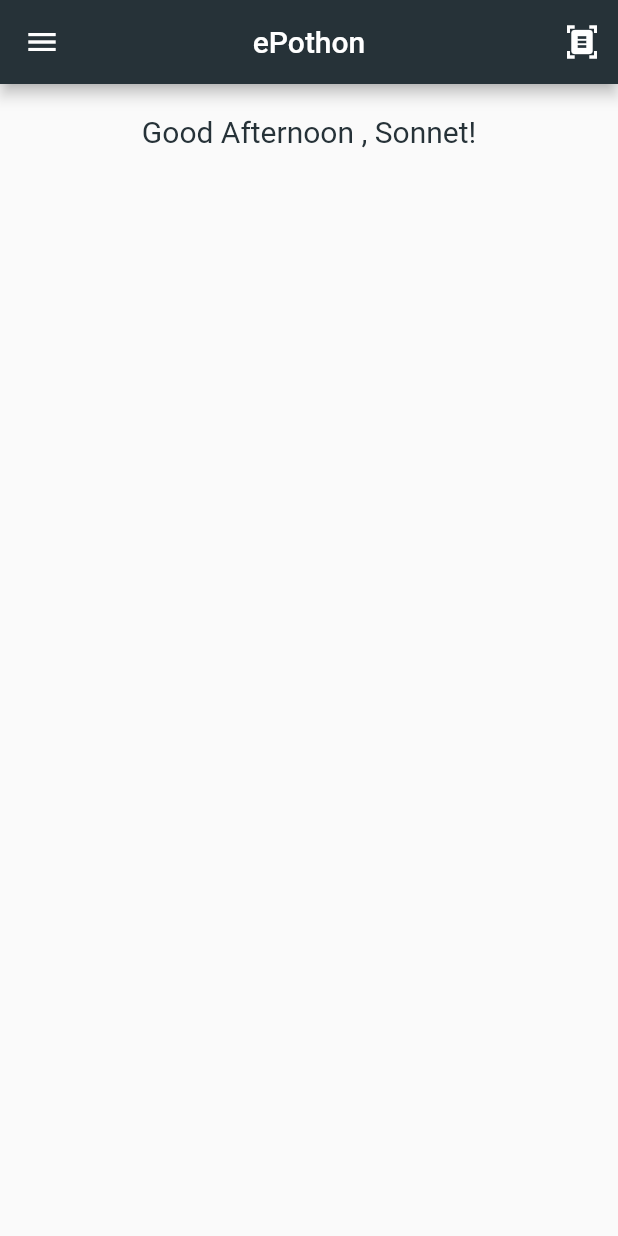
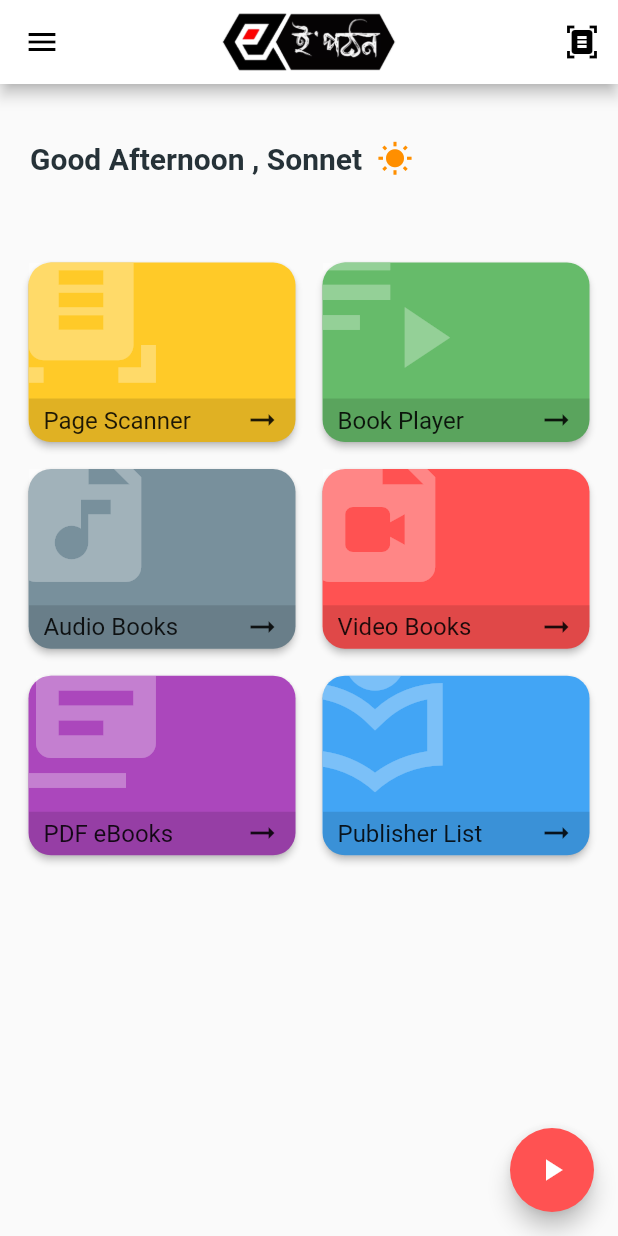
Before and after one commit to ihsonnet/epothon-app, a Flutter app: the screen it shows after launch, on a phone screen of 412 x 824 dp. Run offline on Flutter 3.47's test engine with Material 2 defaults, Android fonts, the light colour scheme and no system bars.

Commit message:
complete menu cards

```diff
--- a/lib/main.dart
+++ b/lib/main.dart
@@ -1,43 +1,200 @@
 import 'package:flutter/material.dart';
 
 void main() {
-  runApp(MyApp());
+  runApp(const MyApp());
 }
 
 class MyApp extends StatelessWidget {
   const MyApp({Key? key}) : super(key: key);
 
+  @override
+  Widget build(BuildContext context) {
+    return const MaterialApp(
+        debugShowCheckedModeBanner: false, home: HomePage());
+  }
+}
+
+class HomePage extends StatelessWidget {
+  const HomePage({Key? key}) : super(key: key);
 
   @override
-  Widget build(BuildContext context){
-    return MaterialApp(
-      debugShowCheckedModeBanner: false,
-      home: Scaffold(
+  Widget build(BuildContext context) {
+    var screenWidth = MediaQuery.of(context).size.width;
+    return Scaffold(
+      floatingActionButton: FloatingActionButton(
+        onPressed: () {},
+        backgroundColor: Colors.redAccent[200],
+        child: const Icon(
+          Icons.play_arrow,
+          color: Colors.white,
+        ),
+      ),
       appBar: AppBar(
-          title: const Text("ePothon"),
-          backgroundColor: Colors.blueGrey[900],
+        title: Image.asset(
+          "images/logo.png",
+          fit: BoxFit.cover,
+          width: screenWidth / 3.5,
+        ),
+        backgroundColor: Colors.white,
         centerTitle: true,
-          leading:  IconButton(onPressed: (){}, icon: const Icon(Icons.menu)),
+        leading: IconButton(
+          onPressed: () {},
+          icon: const Icon(Icons.menu),
+          color: Colors.black,
+        ),
         actions: [
-            IconButton(onPressed: (){}, icon: const Icon(Icons.document_scanner))
+          IconButton(
+            onPressed: () {},
+            icon: const Icon(Icons.document_scanner),
+            color: Colors.black,
+          )
         ],
       ),
       body: SingleChildScrollView(
         scrollDirection: Axis.vertical,
         child: Column(
-            children: [
-              Container(
-                height: 200,
-                width: 500,
-                padding: const EdgeInsets.all(20.0),
-                child: Text("Good Afternoon , Sonnet!",
-                  style: TextStyle(color: Colors.blueGrey[900], fontSize: 20), textAlign: TextAlign.center,
-                ),
-              ),
+          children: const [
+            Greetings(),
+            Menus(),
           ],
-          ),
         ),
       ),
     );
   }
 }
+
+class Greetings extends StatelessWidget {
+  const Greetings({Key? key}) : super(key: key);
+
+  @override
+  Widget build(BuildContext context) {
+    var screenWidth = MediaQuery.of(context).size.width;
+
+    return Container(
+      height: 100,
+      width: screenWidth,
+      padding: const EdgeInsets.all(20.0),
+      child: Row(
+        crossAxisAlignment: CrossAxisAlignment.center,
+        children: [
+          Text(
+            "Good Afternoon , Sonnet",
+            style: TextStyle(
+                color: Colors.blueGrey[900],
+                fontSize: 20,
+                fontWeight: FontWeight.bold),
+            textAlign: TextAlign.justify,
+          ),
+          const SizedBox(
+            width: 10,
+          ),
+          Icon(
+            Icons.wb_sunny,
+            color: Colors.amber[800],
+          )
+        ],
+      ),
+    );
+  }
+}
+
+class Menus extends StatelessWidget {
+  const Menus({Key? key}) : super(key: key);
+
+  @override
+  Widget build(BuildContext context) {
+    var screenWidth = MediaQuery.of(context).size.width;
+    return Container(
+      height: 1000,
+      width: screenWidth,
+      padding: const EdgeInsets.all(15.0),
+      child: GridView.count(
+        crossAxisCount: 2,
+        mainAxisSpacing: 10.0,
+        crossAxisSpacing: 10.0,
+        childAspectRatio: (300 / (screenWidth / 2)),
+        children: [
+          MenuCard(color: Colors.amber.shade400, icon: Icons.document_scanner, title: "Page Scanner",),
+          MenuCard(color: Colors.green.shade400, icon: Icons.playlist_play, title: "Book Player",),
+          MenuCard(color: Colors.blueGrey.shade400, icon: Icons.audio_file, title: "Audio Books",),
+          MenuCard(color: Colors.redAccent.shade200, icon: Icons.video_file, title: "Video Books",),
+          MenuCard(color: Colors.purple.shade400, icon: Icons.library_books, title: "PDF eBooks",),
+          MenuCard(color: Colors.blue.shade400, icon: Icons.local_library_outlined, title: "Publisher List",),
+        ],
+      ),
+    );
+  }
+}
+
+class MenuCard extends StatefulWidget {
+  final Color color;
+  final IconData icon;
+  final String title;
+  const MenuCard({Key? key, required this.color, required this.icon, required this.title}) : super(key: key);
+
+  @override
+  State<MenuCard> createState() => _MenuCardState();
+}
+
+class _MenuCardState extends State<MenuCard> {
+
+
+  @override
+  Widget build(BuildContext context) {
+    var screenWidth = MediaQuery.of(context).size.width;
+    var iconName = widget.icon;
+    String cardTitle = widget.title;
+    return GestureDetector(
+      onTap: () {
+        debugPrint("clicked");
+      },
+      child: Card(
+        color: widget.color,
+        elevation: 2,
+        shape: const RoundedRectangleBorder(
+            borderRadius: BorderRadius.all(Radius.circular(15))),
+        child: Stack(
+          children: [
+             Positioned(
+              left: -25,
+                top: -35,
+                child: Icon(iconName,
+              size: 120,
+              color: Colors.white30,
+            )),
+            Column(
+              mainAxisAlignment: MainAxisAlignment.end,
+              children: [
+                Container(
+                    width: screenWidth,
+                    decoration: const BoxDecoration(
+                      borderRadius: BorderRadius.only(
+                          bottomLeft: Radius.circular(15),
+                          bottomRight: Radius.circular(15)),
+                      color: Colors.black12,
+                    ),
+                    child: Padding(
+                      padding: const EdgeInsets.only(
+                          top: 5, bottom: 5, left: 10, right: 10),
+                      child: Stack(
+                        alignment: Alignment.centerLeft,
+                        children: [
+                          Text(
+                            cardTitle,
+                            style: const TextStyle(
+                              fontSize: 16,
+                            ),
+                          ),
+                          const Positioned(
+                              right: 0, child: Icon(Icons.arrow_right_alt))
+                        ],
+                      ),
+                    )),
+              ],
+            )
+          ],
+        ),
+      ),
+    );
+  }
+}
--- a/pubspec.yaml
+++ b/pubspec.yaml
@@ -58,9 +58,8 @@ flutter:
   uses-material-design: true
 
   # To add assets to your application, add an assets section, like this:
-  # assets:
-  #   - images/a_dot_burr.jpeg
-  #   - images/a_dot_ham.jpeg
+  assets:
+    - images/logo.png
 
   # An image asset can refer to one or more resolution-specific "variants", see
   # https://flutter.dev/assets-and-images/#resolution-aware.
```
Also changed, not shown: images/logo.png (added). Lines whose indentation alone changed are shown as unchanged.
